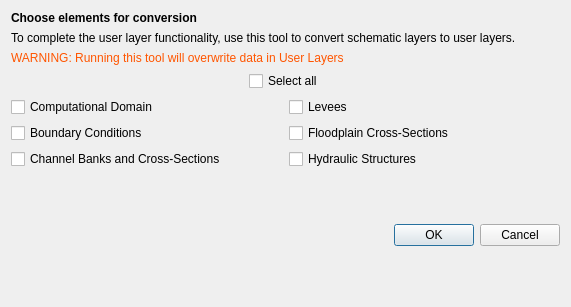
Before: the Qt Designer form flo2d/ui/schema2user.ui in FLO-2DSoftware/qgis-flo-2d-plugin, drawn with Qt 5.
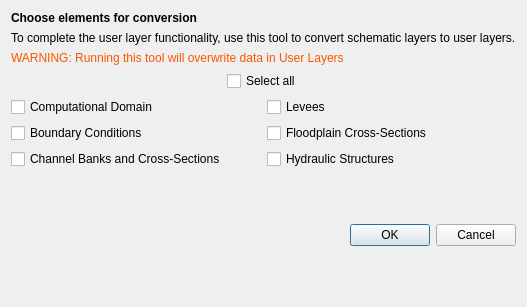
After: the same form once the commit is applied.

Commit message: revert unintended chnage

Diff of the .ui file:
```diff
--- a/flo2d/ui/schema2user.ui
+++ b/flo2d/ui/schema2user.ui
@@ -9,7 +9,7 @@
    <rect>
     <x>0</x>
     <y>0</y>
-    <width>571</width>
+    <width>523</width>
     <height>307</height>
    </rect>
   </property>
```
